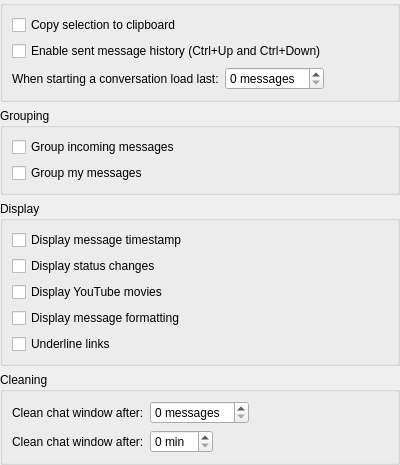
Qt form src/widgets/settingpages/ChatWindowSettings.ui (KittyIM/Client) before a commit.
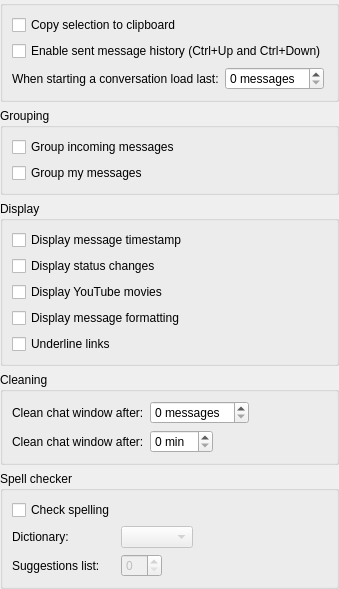
The same form after that commit. Custom widgets are drawn as their Qt base class.

Commit message: More work on spell checker.

```diff
--- a/src/widgets/settingpages/ChatWindowSettings.ui
+++ b/src/widgets/settingpages/ChatWindowSettings.ui
@@ -6,8 +6,8 @@
    <rect>
     <x>0</x>
     <y>0</y>
-    <width>400</width>
-    <height>404</height>
+    <width>305</width>
+    <height>518</height>
    </rect>
   </property>
   <property name="windowTitle">
@@ -170,6 +170,53 @@
      </layout>
     </widget>
    </item>
+   <item>
+    <widget class="QGroupBox" name="spellCheckerGroupBox">
+     <property name="title">
+      <string>Spell checker</string>
+     </property>
+     <layout class="QFormLayout" name="formLayout">
+      <property name="fieldGrowthPolicy">
+       <enum>QFormLayout::FieldsStayAtSizeHint</enum>
+      </property>
+      <item row="0" column="0">
+       <widget class="QCheckBox" name="spellCheckCheckBox">
+        <property name="text">
+         <string>Check spelling</string>
+        </property>
+       </widget>
+      </item>
+      <item row="2" column="0">
+       <widget class="QLabel" name="spellCheckDictionaryLabel">
+        <property name="text">
+         <string>Dictionary:</string>
+        </property>
+       </widget>
+      </item>
+      <item row="2" column="1">
+       <widget class="QComboBox" name="spellCheckDictionaryComboBox">
+        <property name="enabled">
+         <bool>false</bool>
+        </property>
+       </widget>
+      </item>
+      <item row="3" column="0">
+       <widget class="QLabel" name="spellCheckSuggestionsLabel">
+        <property name="text">
+         <string>Suggestions list:</string>
+        </property>
+       </widget>
+      </item>
+      <item row="3" column="1">
+       <widget class="QSpinBox" name="spellCheckSuggestionsSpinBox">
+        <property name="enabled">
+         <bool>false</bool>
+        </property>
+       </widget>
+      </item>
+     </layout>
+    </widget>
+   </item>
    <item>
     <spacer name="spacer">
      <property name="orientation">
```
Left out of the diff: 35 changed lines with no effect on the pictures. The commit also changes 2 other files.
